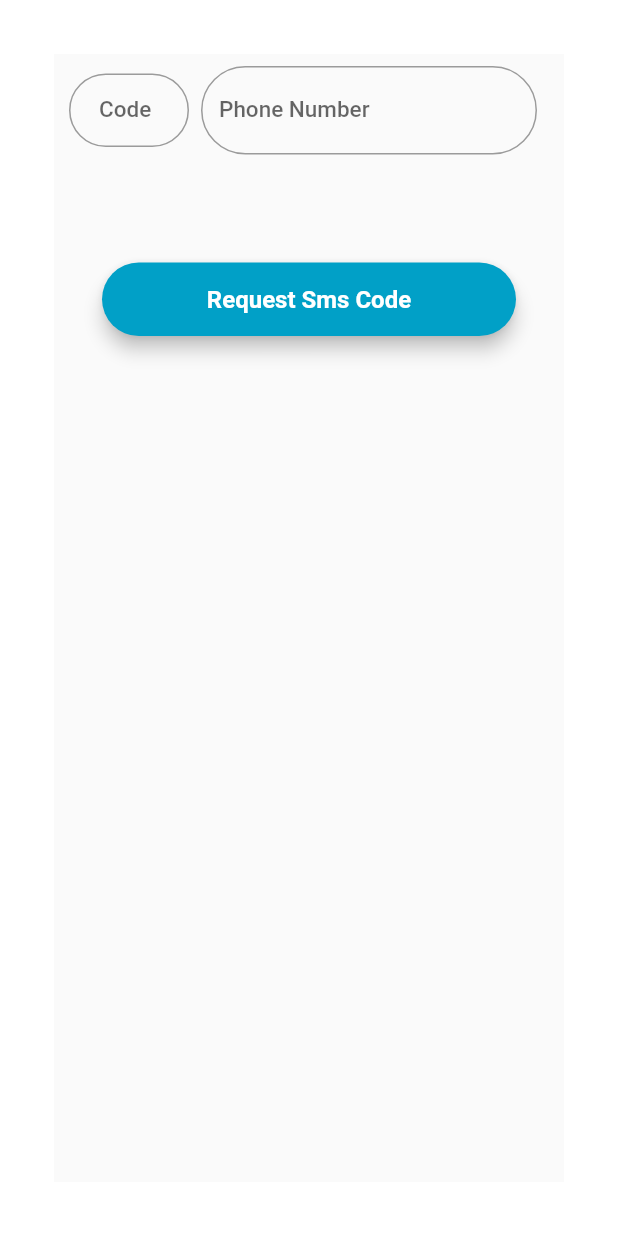
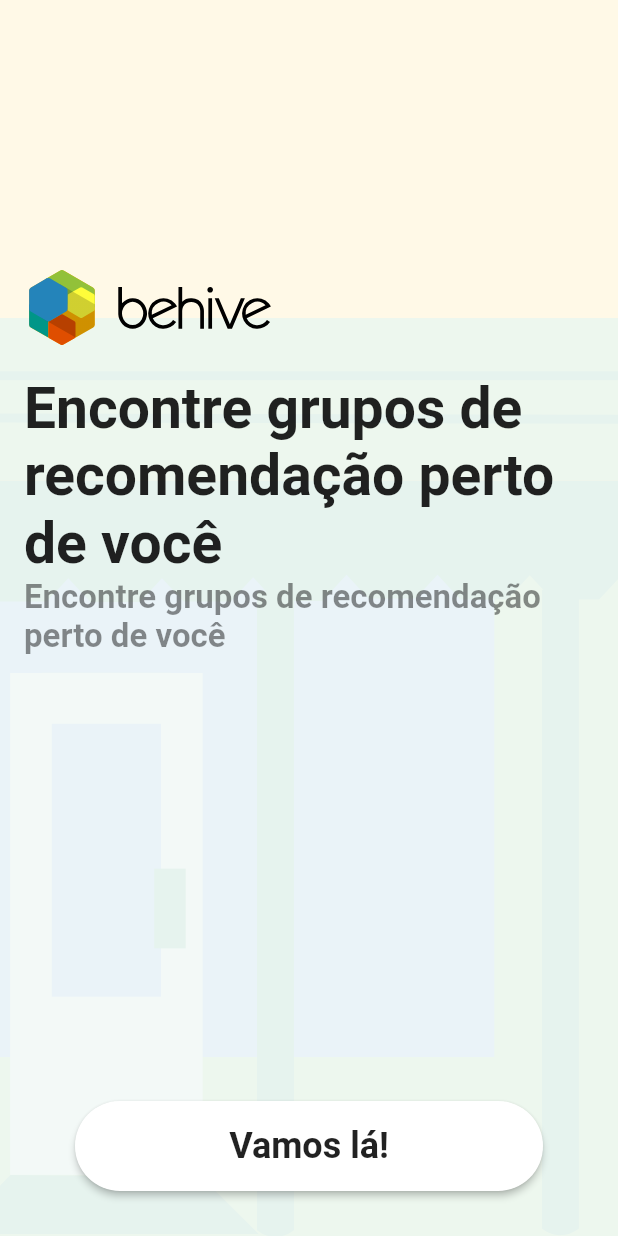
Before and after one commit to iurysza/behivecompanion, a Flutter app: the screen it shows after launch, on a phone screen of 412 x 824 dp. Run offline on Flutter 3.47's test engine with Material 2 defaults, Android fonts, the phone set to English and light mode, and no system bars; our stand-ins replace built_value, flutter_svg, get_it, parse_server_sdk; generated files the repository leaves out were written again; Roboto replaces fonts that are missing (Montserrat); statements that could not run were skipped.

Commit message:
- added support for SVGs - added onboarding screen - refactored themes

```diff
--- /dev/null
+++ b/lib/helper/assets_utils.dart
@@ -0,0 +1,6 @@
+String imagePath(String imagePath) {
+  return "assets/images/$imagePath";
+}
+String svgPath(String imagePath) {
+  return "assets/svgs/$imagePath";
+}
--- a/lib/presentation/app_theme.dart
+++ b/lib/presentation/app_theme.dart
@@ -1,18 +1,19 @@
 import 'package:flutter/material.dart';
 
 class ThemeUtils {
-  static ThemeData getDefaultAppTheme() {
+  static ThemeData getDefaultAppTheme(BuildContext context) {
     return ThemeData(
         // Define the default brightness and colors.
         primaryColor: Colors.lightBlue,
         brightness: Brightness.light,
         accentColor: Colors.pinkAccent,
         textTheme: TextTheme(
-          headline: TextStyle(fontSize: 29.0, fontWeight: FontWeight.bold, color: Colors.black87),
-          title: TextStyle(fontSize: 16.0, color: Colors.black87),
-          body1: TextStyle(fontSize: 16.0, fontStyle: FontStyle.normal, color: Colors.black87),
-          body2: TextStyle(fontSize: 14.0, fontWeight: FontWeight.w300, color: Colors.black54),
-          subhead: TextStyle(fontSize: 14.0, fontWeight: FontWeight.w300, color: Colors.black38),
+          display1: TextStyle(fontSize: 38.0, fontWeight: FontWeight.bold, color: Colors.black87),
+          headline: TextStyle(fontSize: 22.0, fontWeight: FontWeight.bold, color: Colors.black45 ),
+          subhead: TextStyle(fontSize: 16.0, color: Colors.black87),
+          body2: TextStyle(fontSize: 16.0, fontStyle: FontStyle.normal, color: Colors.black87),
+          body1: TextStyle(fontSize: 14.0, fontWeight: FontWeight.w300, color: Colors.black54),
+          overline: TextStyle(fontSize: 14.0, fontWeight: FontWeight.w300, color: Colors.black38),
         ));
   }
 }
--- a/lib/presentation/base/router.dart
+++ b/lib/presentation/base/router.dart
@@ -1,6 +1,7 @@
 import 'package:behivecompanion/data/services/services_controller.dart';
 import 'package:behivecompanion/presentation/features/hive_list/hivelist_view.dart';
 import 'package:behivecompanion/presentation/features/login/login_view.dart';
+import 'package:behivecompanion/presentation/features/onboarding/onboarding_view.dart';
 import 'package:flutter/material.dart';
 import 'package:flutter/widgets.dart';
 
@@ -23,6 +24,8 @@ class Router {
         return MaterialPageRoute(builder: (_) => LoginView());
       case RoutePaths.HiveList:
         return MaterialPageRoute(builder: (_) => HiveListView());
+        case RoutePaths.Onboarding:
+        return MaterialPageRoute(builder: (_) => OnboardingView());
       default:
         return MaterialPageRoute(
             builder: (_) => Scaffold(
@@ -36,5 +39,6 @@ class Router {
 
 class RoutePaths {
   static const String Login = 'login';
+  static const String Onboarding = 'onboarding';
   static const String HiveList = 'hivelist';
 }
--- a/lib/presentation/features/hive_list/hiveitem_widget.dart
+++ b/lib/presentation/custom_widgets/listitem_widget.dart
@@ -1,14 +1,14 @@
 import 'package:flutter/cupertino.dart';
 import 'package:flutter/material.dart';
 
-class HiveItemWidget extends StatelessWidget {
+class ListItemWidget extends StatelessWidget {
   final String title;
   final String subtitle;
   final String pictureUrl;
   final Function onActionClick;
   final Function onItemClick;
 
-  HiveItemWidget({
+  ListItemWidget({
     Key key,
     this.title,
     this.subtitle,
@@ -48,11 +48,11 @@ class HiveItemWidget extends StatelessWidget {
                     children: <Widget>[
                       Text(
                         title,
-                        style: Theme.of(context).textTheme.title,
+                        style: Theme.of(context).textTheme.subhead,
                       ),
                       Text(
                         subtitle,
-                        style: Theme.of(context).textTheme.body2,
+                        style: Theme.of(context).textTheme.body1,
                       ),
                     ],
                   ),
--- a/lib/presentation/features/hive_list/hivelist_view.dart
+++ b/lib/presentation/features/hive_list/hivelist_view.dart
@@ -1,7 +1,7 @@
 import 'package:behivecompanion/data/repositories/hives/hive_repositoryimpl.dart';
 import 'package:behivecompanion/presentation/app_theme.dart';
 import 'package:behivecompanion/presentation/base/base_widget.dart';
-import 'package:behivecompanion/presentation/features/hive_list/hiveitem_widget.dart';
+import 'package:behivecompanion/presentation/custom_widgets/listitem_widget.dart';
 import 'package:behivecompanion/presentation/features/hive_list/hivelist_vm.dart';
 import 'package:flutter/cupertino.dart';
 import 'package:flutter/material.dart';
@@ -11,7 +11,7 @@ class HiveListView extends StatelessWidget {
   @override
   Widget build(BuildContext context) {
     return MaterialApp(
-      theme: ThemeUtils.getDefaultAppTheme(),
+      theme: ThemeUtils.getDefaultAppTheme(context),
       home: Scaffold(
         appBar: AppBar(title: const Text('Hive List')),
         body: Container(
@@ -23,7 +23,7 @@ class HiveListView extends StatelessWidget {
                 itemCount: viewModel.itemList.length,
                 itemBuilder: (context, position) {
                   final item = viewModel.getItemAt(position);
-                  return HiveItemWidget(
+                  return ListItemWidget(
                     title: item.name,
                     subtitle: item.name,
                     pictureUrl: item.pictureUrl ?? "",
--- /dev/null
+++ b/lib/presentation/features/onboarding/onboarding_view.dart
@@ -0,0 +1,104 @@
+import 'package:behivecompanion/helper/assets_utils.dart';
+import 'package:behivecompanion/presentation/features/onboarding/onboarding_vm.dart';
+import 'package:flutter/cupertino.dart';
+import 'package:flutter/material.dart';
+import 'package:flutter_svg/flutter_svg.dart';
+
+class OnboardingView extends StatelessWidget {
+  final String uri;
+  final String title;
+  final String subtitle;
+
+  const OnboardingView({Key key, this.uri, this.title, this.subtitle}) : super(key: key);
+
+  @override
+  Widget build(BuildContext context) {
+    var defaultBanners = BannerModel.defaultBanners();
+    return Stack(
+      children: [
+        PageView.builder(
+          itemBuilder: (context, position) {
+            return BannerWidget(model: defaultBanners[position]);
+          },
+          itemCount: defaultBanners.length,
+        ),
+        Positioned(
+            height: 50,
+            top: 180,
+            width: 200,
+            left: 0,
+            child: SvgPicture.asset(
+              svgPath("logo.svg"),
+              fit: BoxFit.contain,
+            )),
+        Positioned(
+          bottom: 30,
+          left: 50,
+          right: 50,
+          child: Container(
+            child: MaterialButton(
+                color: Colors.white,
+                height: 60,
+                textTheme: ButtonTextTheme.normal,
+                shape: StadiumBorder(side: BorderSide.none),
+                onPressed: () => {},
+                child: new Text(
+                  'Vamos lá!',
+                  style: Theme.of(context).textTheme.display1.copyWith(fontSize: 24.0),
+                )),
+          ),
+        ),
+      ],
+    );
+  }
+}
+
+class BannerWidget extends StatelessWidget {
+  final BannerModel model;
+
+  const BannerWidget({
+    Key key,
+    @required this.model,
+  }) : super(key: key);
+
+  @override
+  Widget build(BuildContext context) {
+    return Column(
+      children: <Widget>[
+        Expanded(
+          child: Stack(
+            children: <Widget>[
+              SvgPicture.asset(svgPath(model.svgUri),
+                  fit: BoxFit.cover,
+                  height: double.infinity,
+                  width: double.infinity,
+                  alignment: Alignment.center),
+              Container(
+                decoration: BoxDecoration(color: Colors.white.withOpacity(0.9)),
+              ),
+              Positioned(
+                height: 200,
+                top: 250,
+                left: 16,
+                right: 16,
+                child: Column(
+                  crossAxisAlignment: CrossAxisAlignment.start,
+                  children: <Widget>[
+                    Text(
+                      model.title,
+                      style: Theme.of(context).textTheme.display1,
+                    ),
+                    Text(
+                      model.subtitle,
+                      style: Theme.of(context).textTheme.headline,
+                    ),
+                  ],
+                ),
+              ),
+            ],
+          ),
+        ),
+      ],
+    );
+  }
+}
--- /dev/null
+++ b/lib/presentation/features/onboarding/onboarding_vm.dart
@@ -0,0 +1,29 @@
+class BannerModel {
+  final String svgUri;
+  final String title;
+  final String subtitle;
+
+  BannerModel(
+      this.svgUri,
+      this.title,
+      this.subtitle);
+
+
+  static List<BannerModel> defaultBanners() {
+    return [
+      BannerModel("banner_recommendations.svg",
+        "Encontre grupos de recomendação perto de você",
+        "Encontre grupos de recomendação perto de você"),
+      BannerModel("banner_drivers.svg",
+          "Motoristas de app",
+          "Behive é a melhor solução para tornar o seu grupo de recomendações, vendas, vizinhanças mais efetivo."),
+      BannerModel("banner_schools.svg",
+          "Escolas",
+          "Behive é a melhor solução para tornar o seu grupo de recomendações, vendas, vizinhanças mais efetivo."),
+      BannerModel("banner_construction.svg",
+          "Construção",
+          "Behive é a melhor solução para tornar o seu grupo de recomendações, vendas, vizinhanças mais efetivo."),
+
+    ];
+  }
+}
--- a/lib/presentation/main.dart
+++ b/lib/presentation/main.dart
@@ -7,7 +7,7 @@ import 'package:provider/provider.dart';
 
 Future main() async {
   ServiceContainer().injectDependencies();
-  runApp(MyApp(RoutePaths.Login));
+  runApp(MyApp(RoutePaths.Onboarding));
 }
 
 class MyApp extends StatelessWidget {
@@ -21,7 +21,7 @@ class MyApp extends StatelessWidget {
       providers: providers,
       child: MaterialApp(
         title: 'Behive Companion',
-        theme: ThemeUtils.getDefaultAppTheme(),
+        theme: ThemeUtils.getDefaultAppTheme(context),
         initialRoute: initialScreen,
         onGenerateRoute: Router.generateRoute,
       ),
--- a/pubspec.yaml
+++ b/pubspec.yaml
@@ -20,6 +20,7 @@ dependencies:
   intl: ^0.15.8
   get_it: ^1.0.3
   test: ^1.5.3
+  flutter_svg: ^0.13.1
   built_collection: '>=2.0.0 <5.0.0'
   built_value: '>=5.5.5 <7.0.0'
   mockito: ^4.1.0
@@ -56,6 +57,11 @@ flutter:
   # To add assets to your application, add an assets section, like this:
   assets:
     - assets/images/placeholder.png
+    - assets/svgs/banner_construction.svg
+    - assets/svgs/logo.svg
+    - assets/svgs/banner_drivers.svg
+    - assets/svgs/banner_recommendations.svg
+    - assets/svgs/banner_schools.svg
 
 
 
```
Also changed, not shown: assets/svgs/banner_construction.svg (added), assets/svgs/banner_drivers.svg (added), assets/svgs/banner_recommendations.svg (added), assets/svgs/banner_schools.svg (added), assets/svgs/flutter_logo.svg (added), assets/svgs/logo.svg (added), pubspec.lock.
